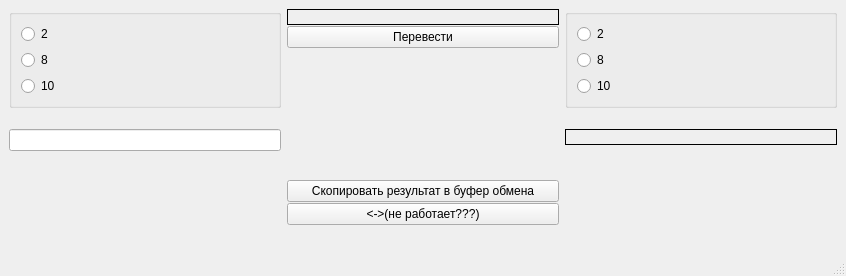
The window that OPlab1/mainwindow.ui (loultl/mylabs) describes before a commit, drawn with Qt 5.
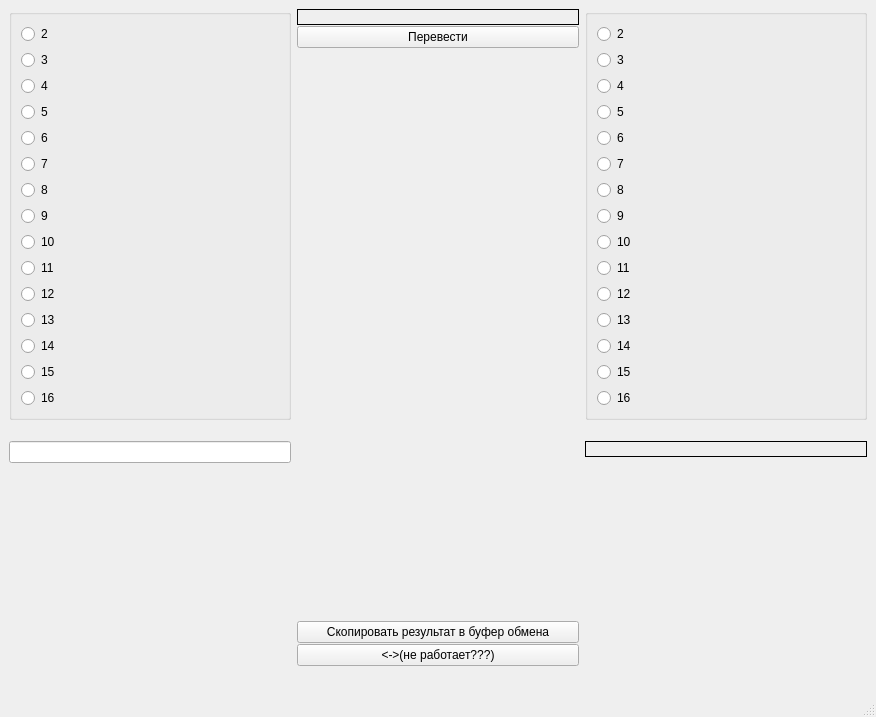
The same window after the commit.

```diff
--- a/OPlab1/mainwindow.ui
+++ b/OPlab1/mainwindow.ui
@@ -6,8 +6,8 @@
    <rect>
     <x>0</x>
     <y>0</y>
-    <width>846</width>
-    <height>276</height>
+    <width>876</width>
+    <height>717</height>
    </rect>
   </property>
   <property name="sizePolicy">
@@ -51,6 +51,41 @@
            </property>
           </widget>
          </item>
+         <item>
+          <widget class="QRadioButton" name="in3Sys">
+           <property name="text">
+            <string>3</string>
+           </property>
+          </widget>
+         </item>
+         <item>
+          <widget class="QRadioButton" name="in4Sys">
+           <property name="text">
+            <string>4</string>
+           </property>
+          </widget>
+         </item>
+         <item>
+          <widget class="QRadioButton" name="in5Sys">
+           <property name="text">
+            <string>5</string>
+           </property>
+          </widget>
+         </item>
+         <item>
+          <widget class="QRadioButton" name="in6Sys">
+           <property name="text">
+            <string>6</string>
+           </property>
+          </widget>
+         </item>
+         <item>
+          <widget class="QRadioButton" name="in7Sys">
+           <property name="text">
+            <string>7</string>
+           </property>
+          </widget>
+         </item>
          <item>
           <widget class="QRadioButton" name="inOctSys">
            <property name="sizePolicy">
@@ -67,6 +102,13 @@
            </property>
           </widget>
          </item>
+         <item>
+          <widget class="QRadioButton" name="in9Sys">
+           <property name="text">
+            <string>9</string>
+           </property>
+          </widget>
+         </item>
          <item>
           <widget class="QRadioButton" name="inDecSys">
            <property name="text">
@@ -77,6 +119,48 @@
            </property>
           </widget>
          </item>
+         <item>
+          <widget class="QRadioButton" name="in11Sys">
+           <property name="text">
+            <string>11</string>
+           </property>
+          </widget>
+         </item>
+         <item>
+          <widget class="QRadioButton" name="in12Sys">
+           <property name="text">
+            <string>12</string>
+           </property>
+          </widget>
+         </item>
+         <item>
+          <widget class="QRadioButton" name="in13Sys">
+           <property name="text">
+            <string>13</string>
+           </property>
+          </widget>
+         </item>
+         <item>
+          <widget class="QRadioButton" name="in14Sys">
+           <property name="text">
+            <string>14</string>
+           </property>
+          </widget>
+         </item>
+         <item>
+          <widget class="QRadioButton" name="in15Sys">
+           <property name="text">
+            <string>15</string>
+           </property>
+          </widget>
+         </item>
+         <item>
+          <widget class="QRadioButton" name="inHexSys">
+           <property name="text">
+            <string>16</string>
+           </property>
+          </widget>
+         </item>
         </layout>
        </widget>
       </item>
@@ -220,6 +304,41 @@
            </property>
           </widget>
          </item>
+         <item>
+          <widget class="QRadioButton" name="out3Sys">
+           <property name="text">
+            <string>3</string>
+           </property>
+          </widget>
+         </item>
+         <item>
+          <widget class="QRadioButton" name="out4Sys">
+           <property name="text">
+            <string>4</string>
+           </property>
+          </widget>
+         </item>
+         <item>
+          <widget class="QRadioButton" name="out5Sys">
+           <property name="text">
+            <string>5</string>
+           </property>
+          </widget>
+         </item>
+         <item>
+          <widget class="QRadioButton" name="out6Sys">
+           <property name="text">
+            <string>6</string>
+           </property>
+          </widget>
+         </item>
+         <item>
+          <widget class="QRadioButton" name="out7Sys">
+           <property name="text">
+            <string>7</string>
+           </property>
+          </widget>
+         </item>
          <item>
           <widget class="QRadioButton" name="outOctSys">
            <property name="text">
@@ -230,6 +349,13 @@
            </property>
           </widget>
          </item>
+         <item>
+          <widget class="QRadioButton" name="out9Sys">
+           <property name="text">
+            <string>9</string>
+           </property>
+          </widget>
+         </item>
          <item>
           <widget class="QRadioButton" name="outDecSys">
            <property name="text">
@@ -240,6 +366,48 @@
            </property>
           </widget>
          </item>
+         <item>
+          <widget class="QRadioButton" name="out11Sys">
+           <property name="text">
+            <string>11</string>
+           </property>
+          </widget>
+         </item>
+         <item>
+          <widget class="QRadioButton" name="out12Sys">
+           <property name="text">
+            <string>12</string>
+           </property>
+          </widget>
+         </item>
+         <item>
+          <widget class="QRadioButton" name="out13Sys">
+           <property name="text">
+            <string>13</string>
+           </property>
+          </widget>
+         </item>
+         <item>
+          <widget class="QRadioButton" name="out14Sys">
+           <property name="text">
+            <string>14</string>
+           </property>
+          </widget>
+         </item>
+         <item>
+          <widget class="QRadioButton" name="out15Sys">
+           <property name="text">
+            <string>15</string>
+           </property>
+          </widget>
+         </item>
+         <item>
+          <widget class="QRadioButton" name="outHexSys">
+           <property name="text">
+            <string>16</string>
+           </property>
+          </widget>
+         </item>
         </layout>
        </widget>
       </item>
```
Left out of the diff: 6 changed lines with no effect on the pictures.
